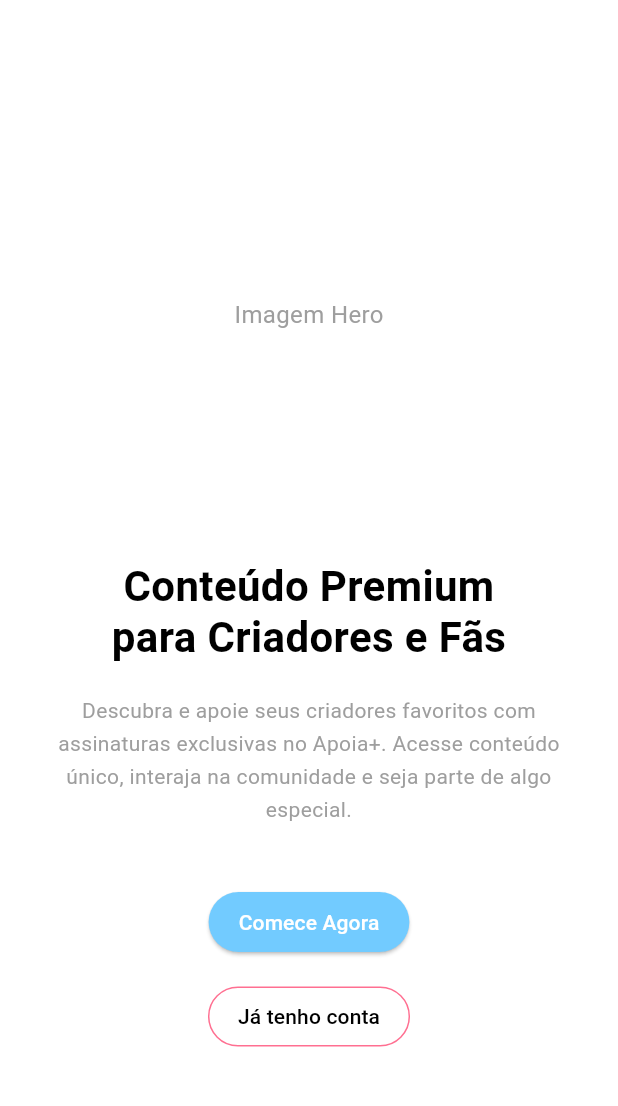
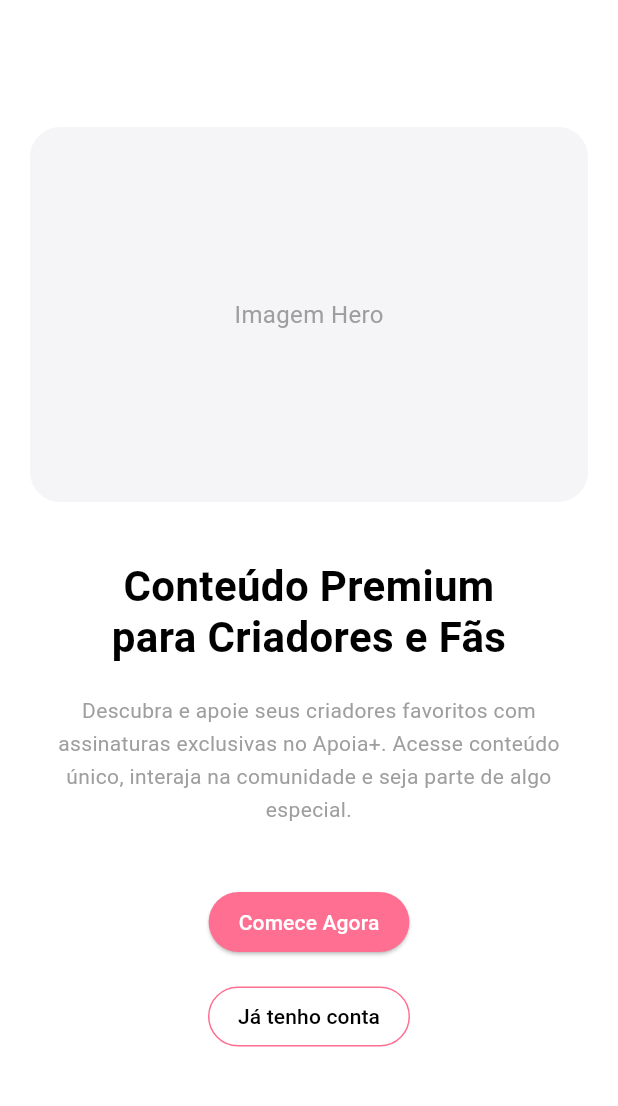
Before and after one commit to NatanaelSou/TCC-Project, a Flutter app: the screen it shows after launch, on a phone screen of 412 x 824 dp, the part 80-1186 px from its top. Run offline on Flutter 3.47's test engine with Material 3 defaults, Android fonts, the light colour scheme and no system bars; our stand-ins replace cached_network_image, file_picker, image_picker, video_player; accounts and stored records are empty.

Commit message:
feat: Update sidebar and icon colors for improved UI consistency; refine background and button color definitions

```diff
--- a/lib/constants.dart
+++ b/lib/constants.dart
@@ -9,9 +9,9 @@
 
   // Sidebar - Cores específicas da barra lateral
   static const Color sidebar = Colors.white;
-  static const Color sidebarItemActive = Color.fromARGB(255, 155, 210, 255); // Lilac for active
+  static const Color sidebarItemActive = Colors.black;
   static const Color sidebarPromptBg = Color.fromARGB(184, 255, 255, 255);
-  static const Color sidebarPromptShadow = Color(0x30C8A2C8); // Lilac shadow
+  static const Color sidebarPromptShadow = Color(0x30FF6F91);
 
   // Text - Cores para textos em diferentes contextos
   static const Color textLight = Color.fromARGB(255, 255, 255, 255);
@@ -20,20 +20,20 @@
 
   // Icons - Cores para ícones
   static const Color iconLight = Colors.white;
-  static const Color iconDark = Color(0xFFADD8E6); // Light blue for icons
+  static const Color iconDark = Colors.black;
 
   // Cards - Cores para cards de conteúdo
-  static const Color cardBg = Colors.white;
+  static const Color cardBg = Color(0xFFF5F5F7);
   static const Color cardImagePlaceholder = Colors.grey;
 
   // Inputs - Cores para campos de entrada
   static const Color inputFill = Colors.white;
 
   // Background - Cores de fundo
-  static const Color background = Colors.white;
+  static const Color background = Color(0xFFF5F5F5);
 
   // Buttons - Cores para botões
-  static const Color btnSecondary = Color.fromARGB(255, 114, 203, 255); // Lilac
+  static const Color btnSecondary = Color(0xFFFF6F91);
 }
 
 /// Classe para constantes de texto reutilizáveis
--- a/lib/widgets/header_widget.dart
+++ b/lib/widgets/header_widget.dart
@@ -1,6 +1,5 @@
 import 'package:flutter/material.dart';
 import '../constants.dart';
-import 'package:flutter_svg/flutter_svg.dart';
 
 /// Widget para o cabeçalho da landing page com logo e navegação
 class HeaderWidget extends StatelessWidget {
```
